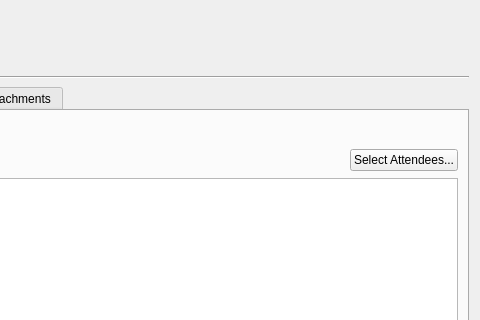
The window that incidenceeditor-ng/dialogdesktop.ui (KDE/kdepim) describes before a commit, drawn with Qt 5; both pictures show x 429 to 909 and y 164 to 484 of the 909 by 833 pixel window.
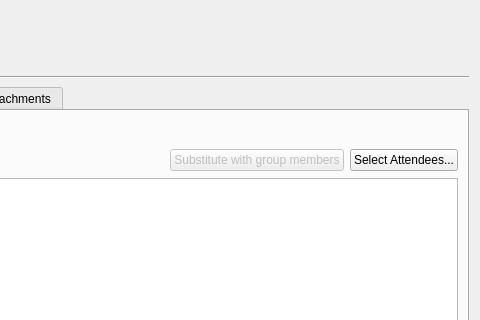
The same window after the commit. The open tabs and pages were chosen to show the change. Custom widgets are drawn as their Qt base class.

Commit message:
Substitute groups to members in incidenceeditor
KOLAB-BUG:#3377

Diff of the .ui file:
```diff
--- a/incidenceeditor-ng/dialogdesktop.ui
+++ b/incidenceeditor-ng/dialogdesktop.ui
@@ -754,6 +754,16 @@
              </property>
             </spacer>
            </item>
+           <item>
+            <widget class="QPushButton" name="mGroupSubstitution">
+             <property name="enabled">
+              <bool>false</bool>
+             </property>
+             <property name="text">
+              <string>Substitute with group members</string>
+             </property>
+            </widget>
+           </item>
            <item>
             <widget class="QPushButton" name="mSelectButton">
              <property name="toolTip">
```
The commit also changes 2 other files.
